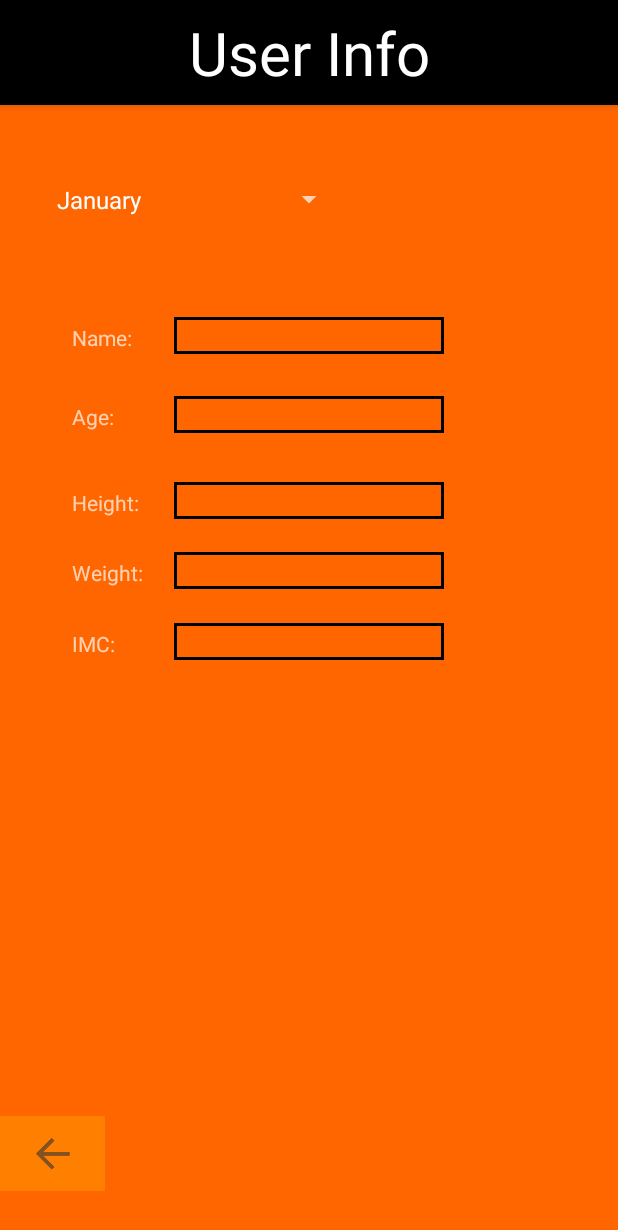
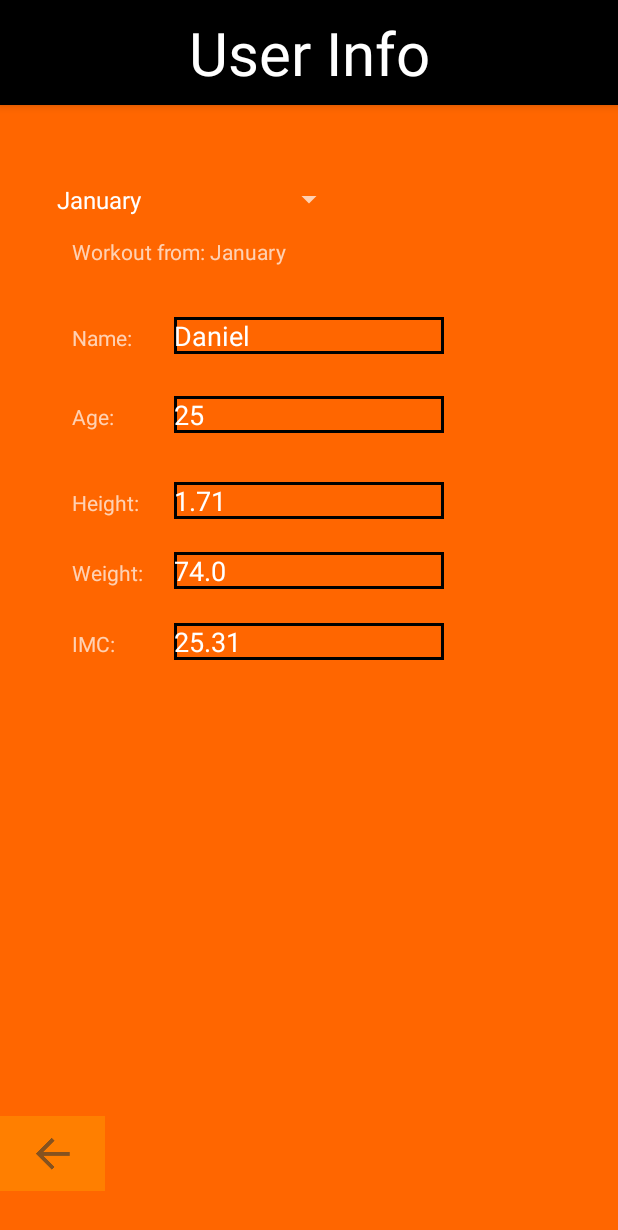
Before and after one commit to Daanielvb/mobile-ufrpe, an Android app: the InfoActivity screen opened directly, with no data from a screen before it, on a phone screen of 412 x 824 dp. Shown: the top 1230 px of the screen. Run offline under Robolectric (Android 15) with nearby library versions, the phone set to English and light mode, and no system bars.

Commit message:
ajuste no objeto person e mudanca do mes ao mudar no spinner

```diff
--- a/app/src/main/java/com/example/daniel/fitkeeper/HomeActivity.java
+++ b/app/src/main/java/com/example/daniel/fitkeeper/HomeActivity.java
@@ -11,6 +11,7 @@ public class HomeActivity extends AppCompatActivity implements View.OnClickListe
     private Button homeBtn;
     private Button workoutBtn;
     private Button subscriptionBtn;
+
 
     @Override
     protected void onCreate(Bundle savedInstanceState) {
--- a/app/src/main/java/com/example/daniel/fitkeeper/InfoActivity.java
+++ b/app/src/main/java/com/example/daniel/fitkeeper/InfoActivity.java
@@ -1,21 +1,29 @@
 package com.example.daniel.fitkeeper;
 
+import android.content.Intent;
 import android.support.v7.app.AppCompatActivity;
 import android.os.Bundle;
+import android.util.Log;
+import android.view.View;
+import android.widget.AdapterView;
 import android.widget.ArrayAdapter;
+import android.widget.Button;
+import android.widget.ImageButton;
 import android.widget.Spinner;
 import android.widget.TextView;
 
+import java.text.DecimalFormat;
 import java.util.ArrayList;
 import java.util.Arrays;
 import java.util.List;
 
-public class InfoActivity extends AppCompatActivity {
+public class InfoActivity extends AppCompatActivity implements View.OnClickListener {
     public String name;
     public String age;
     public String height;
     public String weight;
     public  String imc;
+    public String currentMonth;
 
     private String[] months;
     private TextView nameText;
@@ -23,32 +31,54 @@ public class InfoActivity extends AppCompatActivity {
     private TextView heightText;
     private TextView weightText;
     private TextView imcText;
+    private ImageButton backBtn;
+    private TextView currentMonthText;
 
+    Person person = new Person("Daniel", 25, 1.71,76);
     @Override
     protected void onCreate(Bundle savedInstanceState) {
-
         super.onCreate(savedInstanceState);
         setContentView(R.layout.activity_info);
-
+        setUI();
+        setPerson(person);
+        backBtn.setOnClickListener(this);
         if (savedInstanceState != null) {
             name = savedInstanceState.getString("name");
             age = savedInstanceState.getString("age");
             height = savedInstanceState.getString("height");
             weight = savedInstanceState.getString("weight");
             imc = savedInstanceState.getString("imc");
+            currentMonth = savedInstanceState.getString("currentMonth");
             atualizaDados();
         }
 
         List<String> spinnerArray =  new ArrayList<String>();
-
         months = getResources().getStringArray(R.array.months);
         spinnerArray.addAll(Arrays.asList(months));
         ArrayAdapter<String> adapter = new ArrayAdapter<String>(
                 this, android.R.layout.simple_spinner_item, spinnerArray);
 
         adapter.setDropDownViewResource(android.R.layout.simple_spinner_dropdown_item);
-        Spinner sItems = (Spinner) findViewById(R.id.spinner);
-        sItems.setAdapter(adapter);
+        Spinner spinner = (Spinner) findViewById(R.id.spinner);
+        spinner.setAdapter(adapter);
+
+        spinner.setOnItemSelectedListener(new AdapterView.OnItemSelectedListener() {
+            @Override
+            public void onItemSelected(AdapterView<?> parentView, View selectedItemView, int position, long id) {
+                currentMonthText.setText(getString(R.string.current_month) + " " + months[position]);
+                person.setWeight(person.getWeight() - 2);
+                person.setImc();
+                setPerson(person);
+;            }
+
+            @Override
+            public void onNothingSelected(AdapterView<?> parentView) {
+                // your code here
+            }
+
+        });
+
+
 
     }
 
@@ -63,9 +93,12 @@ public class InfoActivity extends AppCompatActivity {
             weightText.setText(weight);
         if(imc != null)
             imcText.setText(imc);
+        if(currentMonth != null)
+            currentMonthText.setText(currentMonth);
     }
 
     private void salvaDados(){
+        currentMonth = currentMonthText.getText().toString();
         name = nameText.getText().toString();
         age = ageText.getText().toString();
         height = heightText.getText().toString();
@@ -82,4 +115,31 @@ public class InfoActivity extends AppCompatActivity {
         outState.putString("height", height);
         outState.putString("imc", imc);
     }
+
+    public void onClick(View view) {
+        switch(view.getId()){
+            case R.id.backBtn:
+                finish();
+                break;
+        }
+    }
+
+    public void setPerson(Person p){
+        nameText.setText(p.getName());
+        heightText.setText(String.valueOf(p.getHeight()));
+        weightText.setText(String.valueOf(p.getWeight()));
+        imcText.setText(new DecimalFormat("##.##").format(p.getImc()));
+        ageText.setText(String.valueOf(p.getAge()));
+    }
+
+    public void setUI() {
+        currentMonthText = (TextView) findViewById(R.id.currentMonthTxt);
+        backBtn = (ImageButton) findViewById(R.id.backBtn);
+        nameText = (TextView) findViewById(R.id.nameEdtTxt);
+        ageText = (TextView) findViewById(R.id.ageEdtTxt);
+        heightText = (TextView) findViewById(R.id.heightEdtTxt);
+        weightText = (TextView) findViewById(R.id.weightEdtTxt);
+        imcText = (TextView) findViewById(R.id.imcEdtTxt);
+    }
+
 }
--- a/app/src/main/java/com/example/daniel/fitkeeper/Person.java
+++ b/app/src/main/java/com/example/daniel/fitkeeper/Person.java
@@ -8,16 +8,16 @@ import java.util.jar.Attributes;
 public class Person {
     public String name;
     public int age;
-    public float height;
+    public Double height;
     public float weight;
-    public  float imc;
+    public double imc;
 
-    public Person(String name, int age, float height,float weight, float imc){
+    public Person(String name, int age, double height,float weight){
         this.name = name;
         this.age = age;
         this.height = height;
         this.weight = weight;
-        this.imc = imc;
+        setImc();
     }
 
     public void setName(String name) {
@@ -28,7 +28,7 @@ public class Person {
         this.age = age;
     }
 
-    public void setHeight(float height) {
+    public void setHeight(double height) {
         this.height = height;
     }
 
@@ -36,11 +36,11 @@ public class Person {
         this.weight = weight;
     }
 
-    public void setImc(float imc) {
-        this.imc = imc;
+    public void setImc() {
+        this.imc = this.weight/Math.pow(this.height,2) ;
     }
 
-    public float getHeight() {
+    public double getHeight() {
 
         return height;
     }
@@ -53,12 +53,12 @@ public class Person {
         return name;
     }
 
-    public int getImc() {
-        return age;
+    public double getImc() {
+        return imc;
     }
 
-    public String getWeight() {
-        return name;
+    public float getWeight() {
+        return weight;
     }
 
 }
--- a/app/src/main/res/layout/activity_info.xml
+++ b/app/src/main/res/layout/activity_info.xml
@@ -138,5 +138,15 @@
         android:background="@color/mainOrange"
         android:layout_alignParentBottom="true" />
 
+    <TextView
+        android:layout_width="wrap_content"
+        android:layout_height="wrap_content"
+        android:textAppearance="?android:attr/textAppearanceSmall"
+        android:text=""
+        android:id="@+id/currentMonthTxt"
+        android:layout_alignStart="@+id/nameTxt"
+        android:layout_below="@+id/spinner"
+        android:layout_above="@+id/nameEdtTxt" />
+
 
 </RelativeLayout>
--- a/app/src/main/res/layout/activity_workout.xml
+++ b/app/src/main/res/layout/activity_workout.xml
@@ -38,7 +38,7 @@
     <Spinner
         android:layout_width="200dp"
         android:layout_height="50dp"
-        android:id="@+id/spinner"
+        android:id="@+id/spinnerWeek"
         android:layout_below="@+id/view"
         android:layout_alignParentStart="true"
         android:layout_marginTop="38dp"
@@ -49,7 +49,7 @@
         android:layout_height="wrap_content"
         android:layout_centerHorizontal="true"
         android:layout_marginTop="240dp"
-        android:background="@color/white"
+        android:background="#FFFFFF"
         android:id="@+id/table">
 
         <TableRow
--- a/app/src/main/res/values/strings.xml
+++ b/app/src/main/res/values/strings.xml
@@ -52,7 +52,7 @@
     <string name="month_10">October</string>
     <string name="month_11">November</string>
     <string name="month_12">December</string>
-
+    <string name="current_month">Workout from:</string>
 
     <string-array
         name="months">
```
Also changed, not shown: app/src/main/java/com/example/daniel/fitkeeper/SubscriptionActivity.java (+12 -1 lines), app/src/main/java/com/example/daniel/fitkeeper/WorkoutActivity.java (+14 -2 lines), 1 other file.
